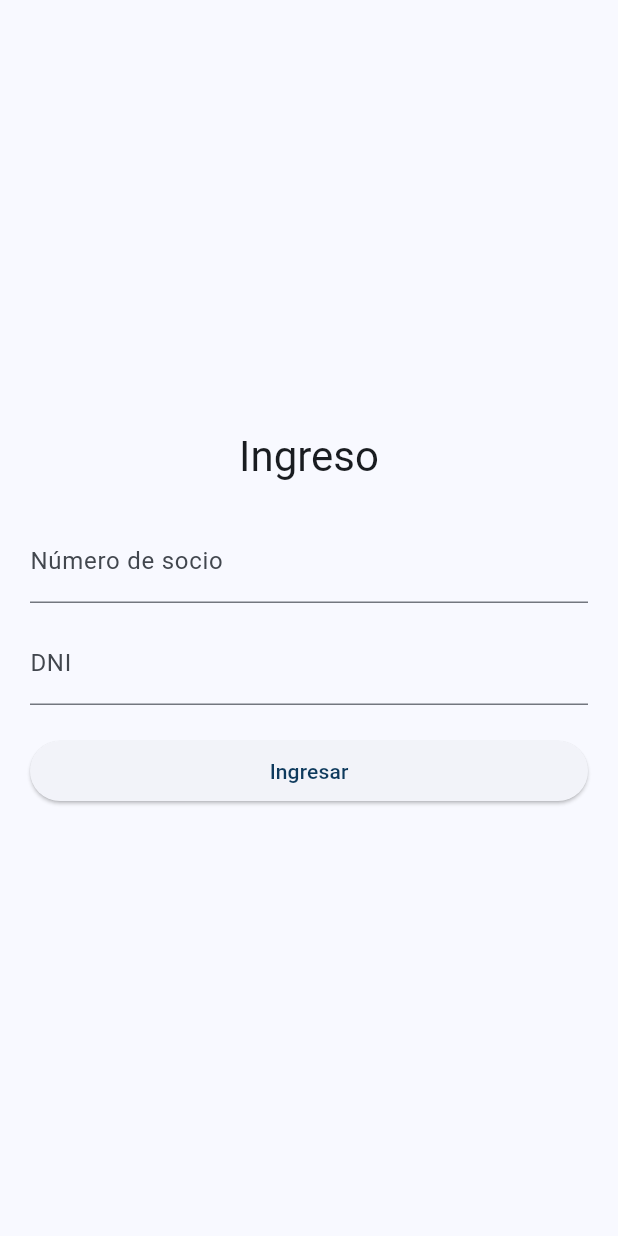
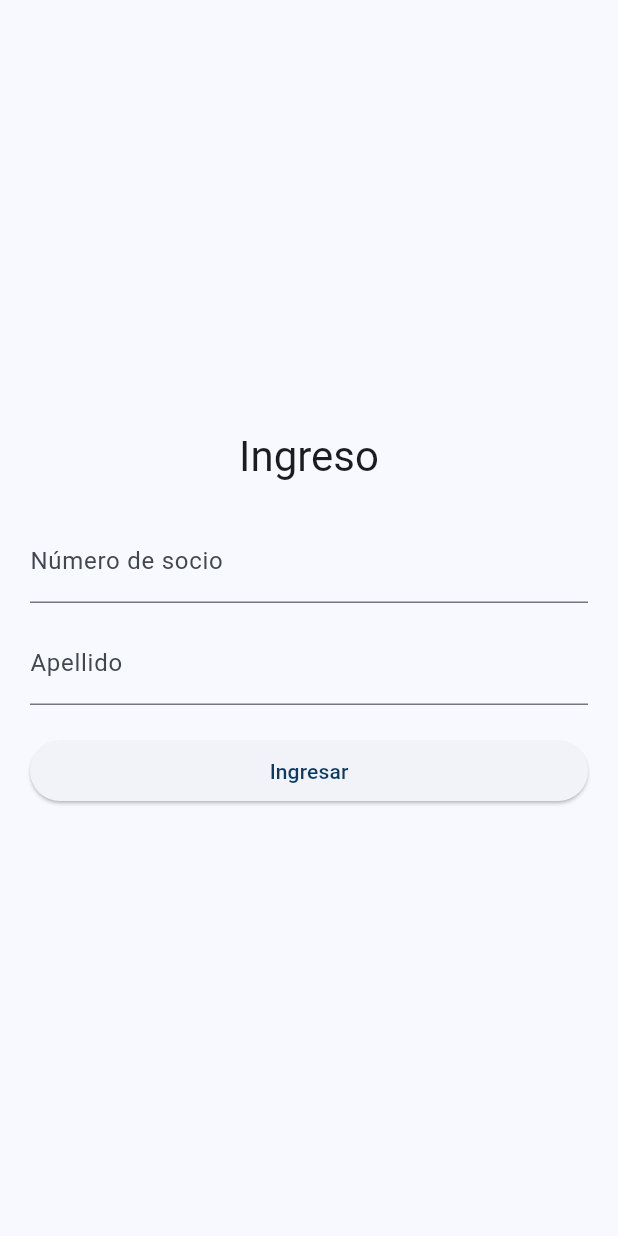
Before and after one commit to todosobremiclub/etnya_frontend, a Flutter app: the screen it shows after launch, on a phone screen of 412 x 824 dp. Run offline on Flutter 3.47's test engine with Material 3 defaults, Android fonts, the phone set to English and light mode, and no system bars; our stand-ins replace shared_preferences.

Commit message:
Login: usar número de socio + apellido en lugar de DNI

```diff
--- a/lib/api/api.dart
+++ b/lib/api/api.dart
@@ -25,11 +25,11 @@ class Api {
     if (token != null && token.isNotEmpty) 'Authorization': 'Bearer $token',
   };
 
-  static Future<AuthResponse> login({required String numero, required String dni}) async {
+  static Future<AuthResponse> login({required String numero, required String apellido}) async {
   final res = await http.post(
     Uri.parse('$_base/auth/login'),
     headers: _headers(null),
-      body: jsonEncode({'numero': numero, 'dni': dni}),
+    body: jsonEncode({'numero': numero, 'apellido': apellido}), // <-- CAMBIO
   );
   if (res.statusCode >= 200 && res.statusCode < 300) {
     final j = jsonDecode(res.body);
@@ -39,6 +39,7 @@ class Api {
   }
   throw Exception('Login inválido (${res.statusCode})');
 }
+
 
   static Future<Perfil> getPerfil() async {
     final t = await token;
--- a/lib/pages/login_page.dart
+++ b/lib/pages/login_page.dart
@@ -11,17 +11,22 @@ class LoginPage extends StatefulWidget {
 
 class _LoginPageState extends State<LoginPage> {
   final _nroCtrl = TextEditingController();
-  final _dniCtrl = TextEditingController();
+  final _apeCtrl = TextEditingController();
   bool _loading = false;
 
   Future<void> _submit() async {
     setState(() => _loading = true);
     try {
-      await Api.login(numero: _nroCtrl.text.trim(), dni: _dniCtrl.text.trim());
+      await Api.login(
+        numero: _nroCtrl.text.trim(),
+        apellido: _apeCtrl.text.trim(),
+      );
       widget.onLogged();
     } catch (e) {
       if (mounted) {
-        ScaffoldMessenger.of(context).showSnackBar(SnackBar(content: Text('Error: $e')));
+        ScaffoldMessenger.of(context).showSnackBar(
+          SnackBar(content: Text('Error: $e')),
+        );
       }
     } finally {
       if (mounted) setState(() => _loading = false);
@@ -37,11 +42,21 @@ class _LoginPageState extends State<LoginPage> {
           child: Column(
             mainAxisAlignment: MainAxisAlignment.center,
             children: [
-              Text('Ingreso', style: Theme.of(context).textTheme.headlineMedium),
+              Text(
+                'Ingreso',
+                style: Theme.of(context).textTheme.headlineMedium,
+              ),
               const SizedBox(height: 24),
-              TextField(controller: _nroCtrl, decoration: const InputDecoration(labelText: 'Número de socio')),
+              TextField(
+                controller: _nroCtrl,
+                keyboardType: TextInputType.number,
+                decoration: const InputDecoration(labelText: 'Número de socio'),
+              ),
               const SizedBox(height: 12),
-              TextField(controller: _dniCtrl, decoration: const InputDecoration(labelText: 'DNI'), obscureText: true),
+              TextField(
+                controller: _apeCtrl,
+                decoration: const InputDecoration(labelText: 'Apellido'),
+              ),
               const SizedBox(height: 20),
               SizedBox(
                 width: double.infinity,
@@ -49,7 +64,7 @@ class _LoginPageState extends State<LoginPage> {
                   onPressed: _loading ? null : _submit,
                   child: Text(_loading ? 'Ingresando…' : 'Ingresar'),
                 ),
-              )
+              ),
             ],
           ),
         ),
```
Lines whose indentation alone changed are shown as unchanged.
